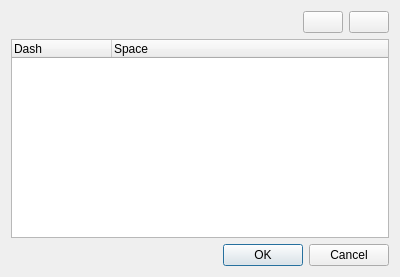
Above: src/ui/symbollayer/qgsdashspacedialogbase.ui from nextgis/nextgisqgis before the change. Below: the same form after it.
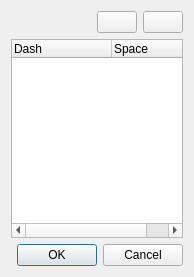
That is the form after the change.

```diff
--- a/src/ui/symbollayer/qgsdashspacedialogbase.ui
+++ b/src/ui/symbollayer/qgsdashspacedialogbase.ui
@@ -6,7 +6,7 @@
    <rect>
     <x>0</x>
     <y>0</y>
-    <width>400</width>
+    <width>194</width>
     <height>277</height>
    </rect>
   </property>
```
